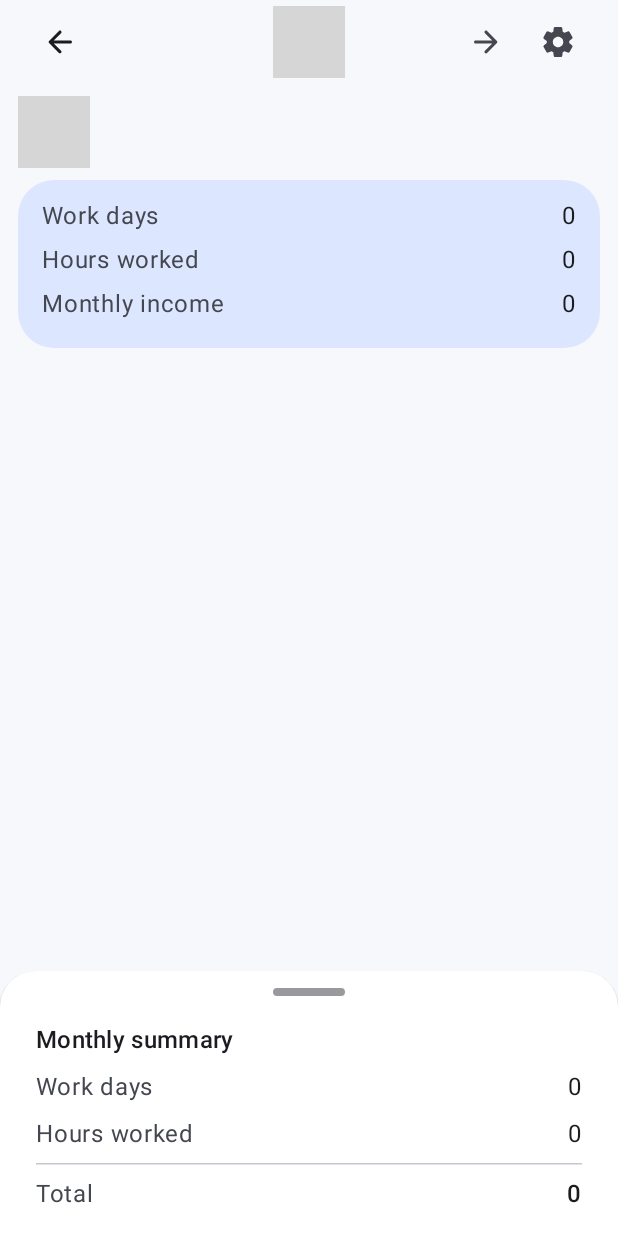
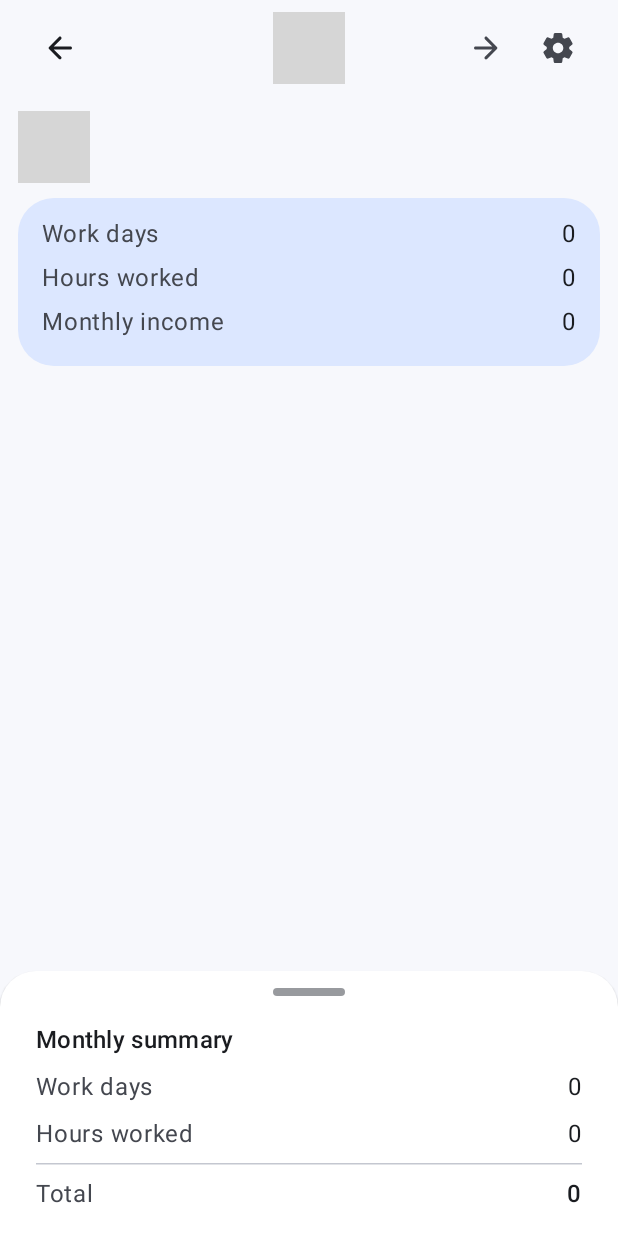
Before and after one commit to arttvad9r/Work, an Android app built with Jetpack Compose: the screen it shows after launch (MainActivity), after a tap on "Monthly summary", on a phone screen of 412 x 824 dp. Run offline under Robolectric (Android 15) with nearby library versions, the light colour scheme and no system bars; our stand-ins replace Room's generated code; 7 statements that could not run were skipped; grey boxes are pictures that could not be loaded.

Commit message:
fix: reserve space for report handle and header

```diff
--- a/app/src/main/java/com/worktime/app/ui/calendar/CalendarScreen.kt
+++ b/app/src/main/java/com/worktime/app/ui/calendar/CalendarScreen.kt
@@ -85,7 +85,7 @@ fun CalendarScreen(
     BottomSheetScaffold(
         modifier = modifier,
         scaffoldState = scaffoldState,
-        sheetPeekHeight = 52.dp,
+        sheetPeekHeight = 88.dp,
         sheetDragHandle = { SummarySheetHandle() },
         sheetSwipeEnabled = true,
         sheetShape = RoundedCornerShape(topStart = 24.dp, topEnd = 24.dp),
@@ -101,10 +101,9 @@ fun CalendarScreen(
                 .padding(innerPadding)
                 .padding(horizontal = 12.dp)
                 .padding(bottom = 60.dp),
-            verticalArrangement = Arrangement.spacedBy(8.dp),
+            verticalArrangement = Arrangement.spacedBy(10.dp),
         ) {
             CenterAlignedTopAppBar(
-                modifier = Modifier.height(56.dp),
                 title = {
                     Text(
                         text = monthTitle,
```
